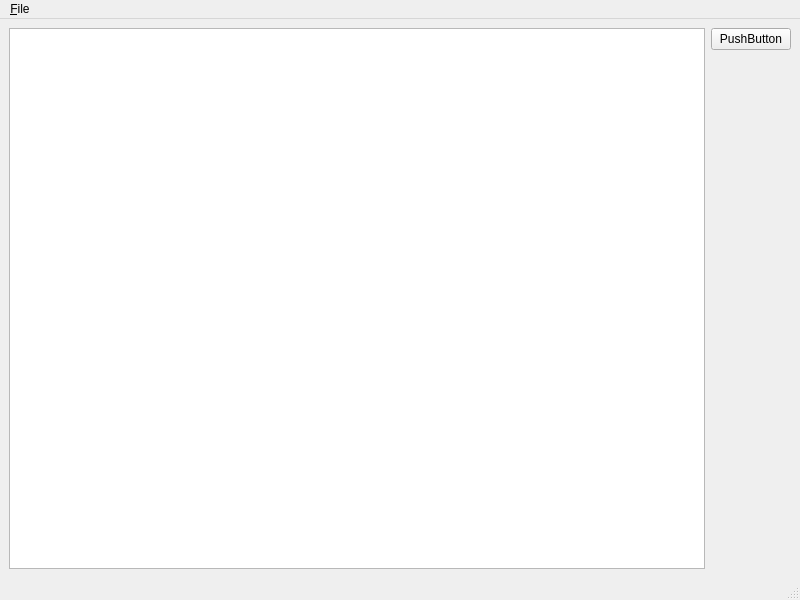
Before: the Qt Designer form trigo/src/mainwindow.ui in jhlq/Qt, drawn with Qt 5.
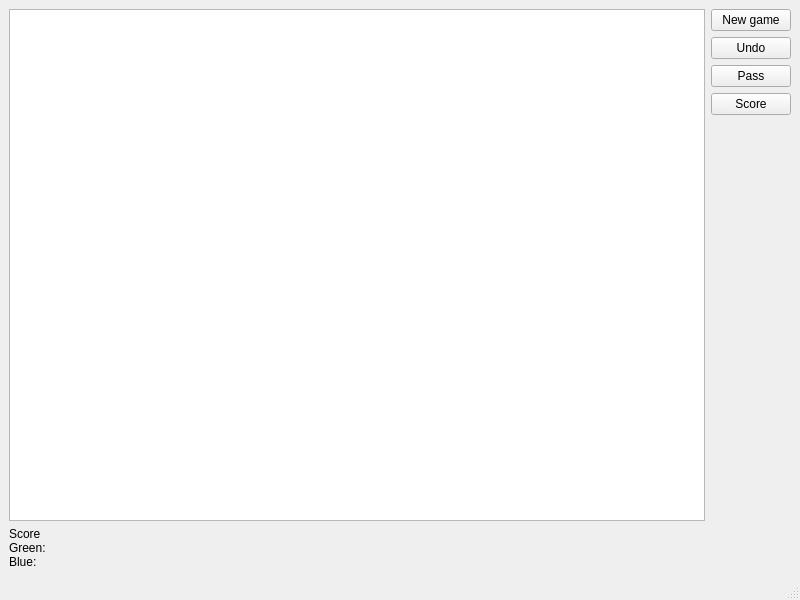
After: the same form once the commit is applied.

Patch:
```diff
--- a/trigo/src/mainwindow.ui
+++ b/trigo/src/mainwindow.ui
@@ -14,6 +14,8 @@
    <string>MainWindow</string>
   </property>
   <widget class="QWidget" name="centralwidget">
+   <layout class="QVBoxLayout" name="verticalLayout_3">
+    <item>
    <layout class="QHBoxLayout" name="horizontalLayout">
     <item>
      <widget class="QGraphicsView" name="graphicsView"/>
@@ -23,7 +25,28 @@
       <item>
        <widget class="QPushButton" name="pushButton">
         <property name="text">
-         <string>PushButton</string>
+           <string>New game</string>
+          </property>
+         </widget>
+        </item>
+        <item>
+         <widget class="QPushButton" name="undoButton">
+          <property name="text">
+           <string>Undo</string>
+          </property>
+         </widget>
+        </item>
+        <item>
+         <widget class="QPushButton" name="passButton">
+          <property name="text">
+           <string>Pass</string>
+          </property>
+         </widget>
+        </item>
+        <item>
+         <widget class="QPushButton" name="scoreButton">
+          <property name="text">
+           <string>Score</string>
         </property>
        </widget>
       </item>
@@ -43,6 +66,17 @@
      </layout>
     </item>
    </layout>
+    </item>
+    <item>
+     <widget class="QLabel" name="scoreLabel">
+      <property name="text">
+       <string>Score
+Green: 
+Blue:</string>
+      </property>
+     </widget>
+    </item>
+   </layout>
   </widget>
   <widget class="QMenuBar" name="menubar">
    <property name="geometry">
@@ -53,13 +87,6 @@
      <height>25</height>
     </rect>
    </property>
-   <widget class="QMenu" name="menuFile">
-    <property name="title">
-     <string>&amp;File</string>
-    </property>
-    <addaction name="actionOpen"/>
-   </widget>
-   <addaction name="menuFile"/>
   </widget>
   <widget class="QStatusBar" name="statusbar"/>
   <action name="actionOpen">
```
Left out of the diff: 7 changed lines with no effect on the pictures. Lines whose indentation alone changed are shown as unchanged.
